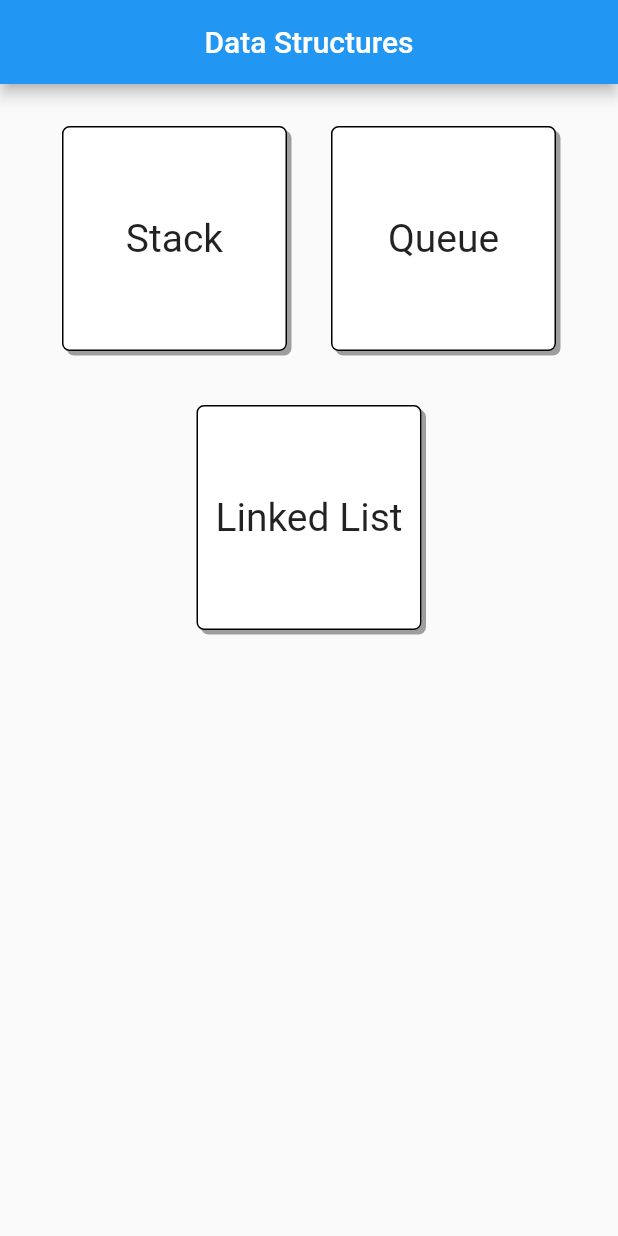
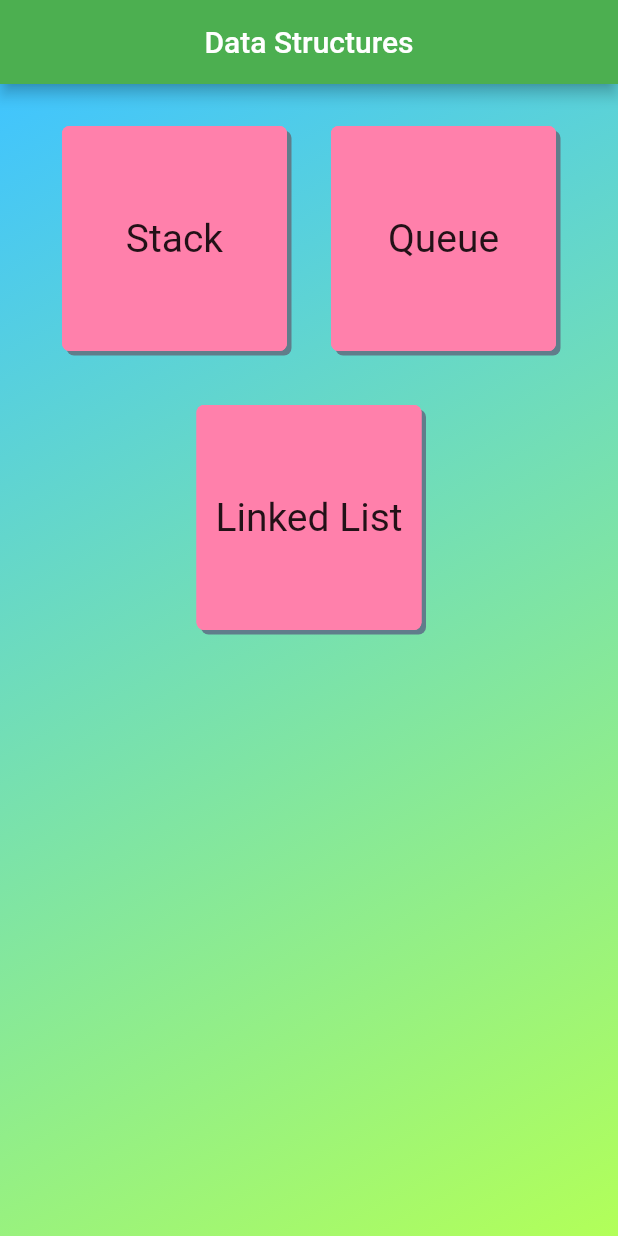
Before and after one commit to Monster-18/data_structures, a Flutter app: the screen it shows after launch, on a phone screen of 412 x 824 dp. Run offline on Flutter 3.47's test engine with Material 2 defaults, Android fonts, the phone set to English and light mode, and no system bars.

Commit message:
Added some decorations in Home page

```diff
--- a/lib/home.dart
+++ b/lib/home.dart
@@ -7,8 +7,21 @@ class Home extends StatelessWidget {
       appBar: AppBar(
         title: Text('Data Structures'),
         centerTitle: true,
+        backgroundColor: Colors.green,
       ),
-      body: Padding(
+      body: Container(
+        decoration: BoxDecoration(
+          gradient: LinearGradient(
+            begin: Alignment.topLeft,
+            end: Alignment.bottomRight,
+            colors: [
+              Colors.lightBlueAccent,
+              // Color(0xFF7F7F),
+              Colors.lightGreenAccent
+            ],
+          )
+        ),
+        child: Padding(
           padding: const EdgeInsets.all(20.0),
           child: Container(
             child: Column(
@@ -45,6 +58,7 @@ class Home extends StatelessWidget {
                   ],
                 )
               ],
+            ),
           ),
         ),
       ),
@@ -88,17 +102,18 @@ class _ButtonState extends State<Button> {
           width: (MediaQuery.of(context).size.width > 700)? 300: 150,
           height: (MediaQuery.of(context).size.width > 700)? 300: 150,
           decoration: BoxDecoration(
+            color: Colors.pinkAccent[100],
             borderRadius: BorderRadius.all(Radius.circular(5.0)),
-            border: Border.all(color: Colors.black, width: 1.0, style: BorderStyle.solid),
+            // border: Border.all(color: Colors.black, width: 1.0, style: BorderStyle.solid),
             boxShadow: [
               //Background Shadow
               BoxShadow(
                 offset: (onPressed)? Offset(0.0, 0.0): Offset(3.0, 3.0),
-                color: Colors.grey,
+                color: Colors.blueGrey,
               ),
               BoxShadow(
                 offset: (onPressed)? Offset(3.0, 3.0): Offset(0.0, 0.0),
-                color: Colors.white
+                color: Colors.pinkAccent[100]
               )
             ]
           ),
```
Lines whose indentation alone changed are shown as unchanged.
